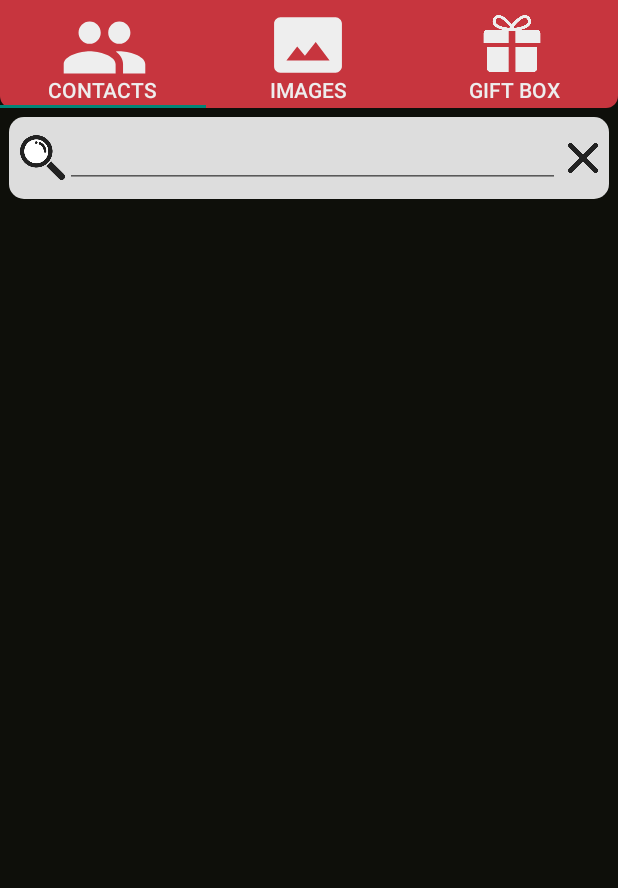
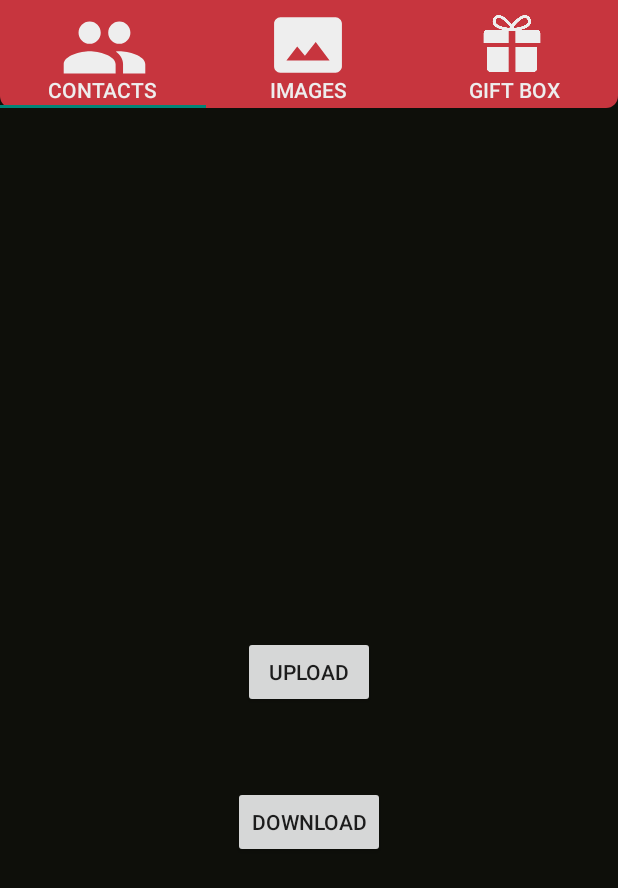
Before and after one commit to jjm7307/Mad_Camp_week2, an Android app: the screen it shows after launch (MainActivity), after a tap on "OK", on a phone screen of 412 x 824 dp. Shown: the top 888 px of the screen. Run offline under Robolectric (Android 15) with nearby library versions, the light colour scheme and no system bars; our stand-ins replace Picasso, RxJava; libraries missing offline, so code that uses them is left out: com.facebook, com.facebook.login; pictures from the network do not load; 5 statements that could not run were skipped.

Commit message:
Success download friend_contact

```diff
--- a/app/src/main/java/com/example/mad_camp_week2/MainActivity.java
+++ b/app/src/main/java/com/example/mad_camp_week2/MainActivity.java
@@ -16,6 +16,7 @@ public class MainActivity extends AppCompatActivity {
 
     private TabLayout tabLayout;
     private ViewPager viewPager;
+    public FragmentContacts fragmentContacts = new FragmentContacts();
     public FragmentGallery fragmentGallery = new FragmentGallery();
 
     private BackPressCloseHandler backPressCloseHandler;
@@ -40,7 +41,7 @@ public class MainActivity extends AppCompatActivity {
 
         ViewPagerAdapter adapter = new ViewPagerAdapter(getSupportFragmentManager());
 
-        adapter.addFragment(new FragmentContacts(), "Contacts");
+        adapter.addFragment(fragmentContacts, "Contacts");
         adapter.addFragment(fragmentGallery, "Images");
         adapter.addFragment(new FragmentContacts(), "gift box");
 
--- a/app/src/main/java/com/example/mad_camp_week2/Retrofit/IMyService.java
+++ b/app/src/main/java/com/example/mad_camp_week2/Retrofit/IMyService.java
@@ -1,4 +1,6 @@
 package com.example.mad_camp_week2.Retrofit;
+
+import java.util.List;
 
 import io.reactivex.Observable;
 import retrofit2.http.Field;
@@ -9,9 +11,21 @@ public interface IMyService {
     @POST("register")
     @FormUrlEncoded
     Observable<String> registerUser(@Field("id") String id,
-                                    @Field("name") String name);
+                                    @Field("name") String name,
+                                    @Field("birthday") String birthday,
+                                    @Field("gender") String gender,
+                                    @Field("friends_list") String friends_list,
+                                    @Field("profile_url") String profile_url);
 
     @POST("login")
     @FormUrlEncoded
     Observable<String> loginUser(@Field("id") String id);
+
+    @POST("readcontact")
+    @FormUrlEncoded
+    Observable<String> readcontact(@Field("id") String id);
+
+    @POST("readcontactnum")
+    @FormUrlEncoded
+    Observable<String> readcontactnum(@Field("id") String id);
 }
--- a/app/src/main/java/com/example/mad_camp_week2/SplashActivity.java
+++ b/app/src/main/java/com/example/mad_camp_week2/SplashActivity.java
@@ -33,7 +33,9 @@ import org.json.JSONObject;
 
 import java.net.MalformedURLException;
 import java.net.URL;
+import java.util.ArrayList;
 import java.util.Arrays;
+import java.util.List;
 
 import io.reactivex.android.schedulers.AndroidSchedulers;
 import io.reactivex.disposables.CompositeDisposable;
@@ -52,10 +54,13 @@ public class SplashActivity extends AppCompatActivity {
   CallbackManager callbackManager;
   TextView facebook_id;
   ProgressDialog mDialog;
-  ImageView facebook_profile;
-  Button ok_button,name_button;
+  private ImageView facebook_profile;
+  private Button ok_button,name_button;
 
-  String Name="";
+  private String Name="NAME";
+  private Boolean load_profile=false;
+  private String friends_list = "001,002,003,004,005,006";
+
 
   //Connect to DB
   CompositeDisposable compositeDisposable = new CompositeDisposable();
@@ -112,7 +117,7 @@ public class SplashActivity extends AppCompatActivity {
 
         //Request Graph API
         Bundle parameters = new Bundle();
-        parameters.putString("fields","id,first_name,last_name");
+        parameters.putString("fields","id,name,birthday,gender,friends");
         request.setParameters(parameters);
         request.executeAsync();
 
@@ -130,29 +135,17 @@ public class SplashActivity extends AppCompatActivity {
       }
     });
 
-    //Init Service
+    //Connecting server Init Service
     Retrofit retrofitClient = RetrofitClient.getInstance();
     iMyService = retrofitClient.create(IMyService.class);
 
     if(AccessToken.getCurrentAccessToken() != null)
     {
-      name_button.setOnClickListener(new View.OnClickListener() {
-        @Override
-        public void onClick(View v) {
-          loginUser(AccessToken.getCurrentAccessToken().getUserId());
-          facebook_id.setText(Name);
-        }
-      });
-
-      URL profile_picture = null;
-      try {
-        profile_picture = new URL("http://graph.facebook.com/"+ facebook_id+"/picture?width=250&height=250");
-        Picasso.get().load(profile_picture.toString()).into(facebook_profile);
-        //facebook_id.setText(AccessToken.getCurrentAccessToken().getUserId());
-      } catch (MalformedURLException e) {
-        e.printStackTrace();
+      if(!load_profile){
+        load_profile = true;
+        loginUser(AccessToken.getCurrentAccessToken().getUserId());
+        Picasso.get().load("http://graph.facebook.com/"+ AccessToken.getCurrentAccessToken().getUserId()+"/picture?width=250&height=250").into(facebook_profile);
       }
-
     }
 
     //Transition to Tab Activity
@@ -169,11 +162,16 @@ public class SplashActivity extends AppCompatActivity {
 
   private void getData(JSONObject object) {
     try{
-      registerUser(object.getString("id"),object.getString("first_name"));
+      registerUser(object.getString("id"),
+              object.getString("name"),
+              object.getString("birthday"),
+              object.getString("gender"),
+              friends_list,
+              "http://graph.facebook.com/"+object.getString("id")+"/picture?width=250&height=250");
       URL profile_picture = new URL("http://graph.facebook.com/"+object.getString("id")+"/picture?width=250&height=250");
       Picasso.get().load(profile_picture.toString()).into(facebook_profile);
 
-      facebook_id.setText(object.getString("first_name"));
+      facebook_id.setText(object.getString("name"));
     } catch (MalformedURLException e) {
       e.printStackTrace();
     } catch (JSONException e) {
@@ -182,8 +180,8 @@ public class SplashActivity extends AppCompatActivity {
   }
 
   //Function for DB Server Connection
-  private void registerUser(String id, String name) {
-    compositeDisposable.add(iMyService.registerUser(id,name)
+  private void registerUser(String id, String name, String birthday, String gender, String friends_list, String profile_url) {
+    compositeDisposable.add(iMyService.registerUser(id,name,birthday,gender,friends_list,profile_url)
             .subscribeOn(Schedulers.io())
             .observeOn(AndroidSchedulers.mainThread())
             .subscribe(new Consumer<String>() {
@@ -202,10 +200,9 @@ public class SplashActivity extends AppCompatActivity {
               public void accept(String response) throws Exception {
                 Name = response;
                 Toast.makeText(SplashActivity.this, ""+response, Toast.LENGTH_SHORT).show();
+                facebook_id.setText(Name);
               }
             }));
-
-
   }
 
   //Functions for ask permission
--- a/app/src/main/java/com/example/mad_camp_week2/adapters/ContactsRvAdapter.java
+++ b/app/src/main/java/com/example/mad_camp_week2/adapters/ContactsRvAdapter.java
@@ -54,12 +54,7 @@ public class ContactsRvAdapter extends RecyclerView.Adapter<ContactsRvAdapter.Vi
         contact_number = holder.contact_number;
         contact_profile = holder.contact_profile;
 
-        if (filteredContacts.get(position).getPhoto() != null){
-            contact_profile.setImageURI(Uri.parse(filteredContacts.get(position).getPhoto()));
-        }
-        else{
-            contact_profile.setImageResource(R.drawable.icon_profile_red);
-        }
+        contact_profile.setImageResource(R.drawable.icon_profile_red);
         contact_name.setText(filteredContacts.get(position).getName());
         contact_number.setText(filteredContacts.get(position).getNumber());
     }
@@ -119,76 +114,6 @@ public class ContactsRvAdapter extends RecyclerView.Adapter<ContactsRvAdapter.Vi
             contact_name = itemView.findViewById(R.id.contact_name);
             contact_number = itemView.findViewById(R.id.contact_number);
             contact_call = itemView.findViewById(R.id.calling);
-
-
-            contact_profile.setOnClickListener(new View.OnClickListener() {
-                @Override
-                public void onClick(View v) {
-                    int position = getAdapterPosition();
-                    if(position != RecyclerView.NO_POSITION) {
-                        Intent intent = new Intent(Intent.ACTION_DIAL);
-                        intent.setData(Uri.parse("tel:"+mListContacts.get(position).getNumber()));
-                        mContext.startActivity(intent);
-                    }
-                }
-            });
-
-            contact_call.setOnClickListener(new View.OnClickListener() {
-                @Override
-                public void onClick(View v) {
-                    int position = getAdapterPosition();
-                    if(position != RecyclerView.NO_POSITION) {
-                        Intent intent = new Intent(Intent.ACTION_DIAL);
-                        intent.setData(Uri.parse("tel:"+mListContacts.get(position).getNumber()));
-                        mContext.startActivity(intent);
-                    }
-                }
-            });
-
-
-            /*contact_call.setOnTouchListener(new View.OnTouchListener(){
-                @Override
-                public boolean onTouch(View v, MotionEvent event) {
-                    int position = getAdapterPosition();
-                    switch (v.getId()){
-                        case R.id.calling:
-                            float startX = 0;
-                            float startY = 0;
-                            switch (event.getAction()) {
-                                case MotionEvent.ACTION_DOWN:
-                                    startX = event.getX();
-                                    startY = event.getY();
-                                    contact_call.setColorFilter(0xaa111111, PorterDuff.Mode.DST_IN);
-                                    contact_call.setBackgroundResource(R.drawable.shape_cicle_dark);
-                                    break;
-                                case MotionEvent.ACTION_UP:
-                                    float endX = event.getX();
-                                    float endY = event.getY();
-                                    contact_call.setColorFilter(0x00000000, PorterDuff.Mode.SRC_OVER);
-                                    contact_call.setBackgroundResource(R.drawable.shape_circle);
-                                    if (isAClick(startX, endX, startY, endY)) {
-                                        Intent intent = new Intent(Intent.ACTION_DIAL);
-                                        intent.setData(Uri.parse("tel:" + mListContacts.get(position).getNumber()));
-                                        mContext.startActivity(intent);
-                                    }
-                                    break;
-                            }
-                            break;
-                    }
-                    return true;
-                }
-            });*/
-
-
-
         }
     }
-
-    private boolean isAClick(float startX, float endX, float startY, float endY) {
-        float differenceX = Math.abs(startX - endX);
-        float differenceY = Math.abs(startY - endY);
-        return !(differenceX > 100/* =5 */ || differenceY > 100);
-    }
-
-
 }
--- a/app/src/main/java/com/example/mad_camp_week2/fragments/FragmentContacts.java
+++ b/app/src/main/java/com/example/mad_camp_week2/fragments/FragmentContacts.java
@@ -1,6 +1,8 @@
 package com.example.mad_camp_week2.fragments;
 
 import androidx.fragment.app.Fragment;
+
+import android.content.Intent;
 import android.database.Cursor;
 import android.os.Bundle;
 import android.provider.ContactsContract;
@@ -10,95 +12,151 @@ import android.util.Log;
 import android.view.LayoutInflater;
 import android.view.View;
 import android.view.ViewGroup;
+import android.widget.Button;
 import android.widget.EditText;
 import android.widget.ImageView;
+import android.widget.Toast;
 
 import androidx.annotation.Nullable;
 import androidx.recyclerview.widget.LinearLayoutManager;
 import androidx.recyclerview.widget.RecyclerView;
 
 import com.example.mad_camp_week2.R;
+import com.example.mad_camp_week2.Retrofit.IMyService;
+import com.example.mad_camp_week2.Retrofit.RetrofitClient;
+import com.example.mad_camp_week2.SplashActivity;
 import com.example.mad_camp_week2.adapters.ContactsRvAdapter;
+import com.example.mad_camp_week2.adapters.ViewPagerAdapter;
 import com.example.mad_camp_week2.models.ModelContacts;
 
 import java.util.ArrayList;
 import java.util.List;
 
-public class FragmentContacts extends Fragment implements TextWatcher {
+import io.reactivex.android.schedulers.AndroidSchedulers;
+import io.reactivex.disposables.CompositeDisposable;
+import io.reactivex.functions.Consumer;
+import io.reactivex.schedulers.Schedulers;
+import retrofit2.Retrofit;
+import org.json.JSONArray;
+import org.json.JSONException;
+import org.json.JSONObject;
 
-    private View v;
+public class FragmentContacts extends Fragment {
+
+    View v;
     private RecyclerView recyclerView;
+    private ContactsRvAdapter adapter;
+    private List<ModelContacts> contact_list = new ArrayList<>();
+    private String friends_list="", friend_id="";
+    private Button btn_download, btn_upload;
 
-    ContactsRvAdapter adapter;
+    //Connect to DB
+    CompositeDisposable compositeDisposable = new CompositeDisposable();
+    IMyService iMyService;
 
-    EditText editText_search;
+    @Override
+    public void onStop() {
+        compositeDisposable.clear();
+        super.onStop();
+    }
     public FragmentContacts(){
     }
-
-    ImageView imageView_cancle;
-
-
 
     @Nullable
     @Override
     public View onCreateView(LayoutInflater inflater, @Nullable ViewGroup container, Bundle savedInstanceState) {
         v=inflater.inflate(R.layout.frag_contacts, container, false);
+        btn_download = (Button)v.findViewById(R.id.btn_download);
+        btn_upload = (Button)v.findViewById(R.id.btn_upload);
+        recyclerView = v.findViewById(R.id.rv_contacts);
 
-        recyclerView = v.findViewById(R.id.rv_contacts);
+        //Connecting server Init Service
+        Retrofit retrofitClient = RetrofitClient.getInstance();
+        iMyService = retrofitClient.create(IMyService.class);
+
+        btn_download.setOnClickListener(new View.OnClickListener() {
+            @Override
+            public void onClick(View v) {
+                downloadContacts();
+            }
+        });
+        btn_upload.setOnClickListener(new View.OnClickListener() {
+            @Override
+            public void onClick(View v) {
+                update_view();
+            }
+        });
+
         LinearLayoutManager linearLayoutManager = new LinearLayoutManager(getContext());
         RecyclerView.LayoutManager layoutManager = linearLayoutManager;
         recyclerView.setLayoutManager(layoutManager);
 
-        editText_search = v.findViewById(R.id.eidtText_search);
-        editText_search.addTextChangedListener(this);
-
-        imageView_cancle = v.findViewById(R.id.edittext_cancle_button);
-        imageView_cancle.setOnClickListener(new View.OnClickListener() {
-            @Override
-            public void onClick(View v) {
-                editText_search.setText("");
-            }
-        });
-
-        adapter = new ContactsRvAdapter(getContext(),getContacts());
+        adapter = new ContactsRvAdapter(getContext(),contact_list);
         recyclerView.setAdapter(adapter);
-
         return v;
     }
 
+    public void update_view(){
+        List<ModelContacts> list = new ArrayList<>();
+        contact_list.add(new ModelContacts("jaemin","012-345-6789"));
+        adapter.notifyDataSetChanged();
+    }
 
-    private List<ModelContacts> getContacts() {
-
+    public void downloadContacts() {
+        contact_list.clear();
+        //friends_list = readcontact("1263435600511937");
+        //contact_list.add(new ModelContacts(friends_list,"012-345-6789"));
+        readcontact("1263435600511937");
+        contact_list.add(new ModelContacts(friends_list,"012-345-6789"));
+        adapter.notifyDataSetChanged();
+    }
+    private List<ModelContacts> uploadContacts(){
         List<ModelContacts> list = new ArrayList<>();
         Cursor cursor = null;
         cursor = getContext().getContentResolver().query(ContactsContract.CommonDataKinds.Phone.CONTENT_URI, null, null, null,
                 ContactsContract.Contacts.DISPLAY_NAME + " ASC");
         cursor.moveToFirst();
-
-
         do {
             list.add(new ModelContacts(
                     cursor.getString(cursor.getColumnIndex(ContactsContract.CommonDataKinds.Phone.DISPLAY_NAME)),
-                    cursor.getString(cursor.getColumnIndex(ContactsContract.CommonDataKinds.Phone.NUMBER)),
-                    cursor.getString(cursor.getColumnIndex(ContactsContract.CommonDataKinds.Phone.PHOTO_THUMBNAIL_URI))
+                    cursor.getString(cursor.getColumnIndex(ContactsContract.CommonDataKinds.Phone.NUMBER))
             ));
         } while (cursor.moveToNext());
+
         return list;
     }
 
-    @Override
-    public void beforeTextChanged(CharSequence s, int start, int count, int after) {
+    private void readcontact(String id) {
+        compositeDisposable.add(iMyService.readcontact(id)
+                .subscribeOn(Schedulers.io())
+                .observeOn(AndroidSchedulers.mainThread())
+                .subscribe(new Consumer<String>() {
+                    @Override
+                    public void accept(String response) throws Exception {
+                        Toast.makeText(getContext(), ""+response, Toast.LENGTH_SHORT).show();
+                        friends_list = response.replace("\"", "");
+                        String[] friends = friends_list.split(",");
+                        for (String friend : friends){
+                            readcontactnum(friend);
+                        }
+                    }
+                }));
+    }
+    private void readcontactnum(String id) {
+        compositeDisposable.add(iMyService.readcontactnum(id)
+                .subscribeOn(Schedulers.io())
+                .observeOn(AndroidSchedulers.mainThread())
+                .subscribe(new Consumer<String>() {
+                    @Override
+                    public void accept(String response) throws Exception {
+                        Toast.makeText(getContext(), ""+response, Toast.LENGTH_SHORT).show();
+                        JSONObject jsonObj = new JSONObject(response);
 
-    }
-
-    @Override
-    public void onTextChanged(CharSequence s, int start, int before, int count) {
-        adapter.getFilter().filter(s);
-        Log.v("filter_ start : ", " hi");
-    }
-
-    @Override
-    public void afterTextChanged(Editable s) {
-
+                        String name = (String) jsonObj.get("name");
+                        String number = (String) jsonObj.get("number");
+                        contact_list.add(new ModelContacts(name,number));
+                        adapter.notifyDataSetChanged();
+                    }
+                }));
     }
 }
--- a/app/src/main/res/layout/activity_splash.xml
+++ b/app/src/main/res/layout/activity_splash.xml
@@ -4,12 +4,12 @@
     xmlns:tools="http://schemas.android.com/tools"
     android:layout_width="match_parent"
     android:layout_height="match_parent">
-
     <ImageView
         android:id="@+id/facebook_profile"
-        android:layout_width="100dp"
-        android:layout_height="100dp"
+        android:layout_width="wrap_content"
+        android:layout_height="wrap_content"
         android:layout_gravity="center" />
+
     <TextView
         android:id="@+id/facebook_id"
         android:layout_width="wrap_content"
--- a/app/src/main/res/layout/frag_contacts.xml
+++ b/app/src/main/res/layout/frag_contacts.xml
@@ -1,58 +1,31 @@
 <?xml version="1.0" encoding="utf-8"?>
-<LinearLayout
+<FrameLayout
     xmlns:android="http://schemas.android.com/apk/res/android"
     android:layout_width="match_parent"
     android:background="#00ffffff"
-    android:layout_height="match_parent"
-    android:focusable="true"
-    android:focusableInTouchMode="true"
-    android:orientation="vertical">
-
-    <LinearLayout
-        android:layout_marginTop="5dp"
-        android:padding="8dp"
-        android:layout_width="match_parent"
-        android:layout_height="wrap_content"
-        android:layout_marginHorizontal="5dp"
-        android:background="@drawable/grid_item_contact_radius"
-        android:layout_gravity="center_vertical"
-        android:orientation="horizontal">
-        <ImageView
-            android:background="@drawable/icon_search"
-            android:layout_width="30dp"
-            android:layout_height="30dp"
-            android:layout_gravity="center"
-            android:scaleType="fitCenter"/>
-
-        <EditText
-
-            android:layout_weight="15"
-            android:layout_width="wrap_content"
-            android:layout_height="wrap_content"
-            android:id="@+id/eidtText_search"
-            android:textColor="#111111"
-            android:textSize="22dp"
-            android:padding="5dp"
-            />
-
-        <ImageView
-            android:background="@drawable/icon_x"
-            android:id="@+id/edittext_cancle_button"
-            android:layout_width="20dp"
-            android:layout_height="20dp"
-            android:layout_gravity="center"
-            android:scaleType="fitCenter"
-            android:layout_marginLeft="5dp"/>
-
-    </LinearLayout>
+    android:layout_height="match_parent">
 
     <androidx.recyclerview.widget.RecyclerView
-        android:id="@+id/rv_contacts"
-        android:layout_marginVertical="3dp"
-        android:layout_width="match_parent"
-        android:layout_height="match_parent"></androidx.recyclerview.widget.RecyclerView>
-    >
+            android:id="@+id/rv_contacts"
+            android:layout_marginVertical="3dp"
+            android:layout_width="match_parent"
+            android:layout_height="match_parent"></androidx.recyclerview.widget.RecyclerView>
+        >
 
 
-
-</LinearLayout>
+    <Button
+        android:id="@+id/btn_upload"
+        android:layout_width="wrap_content"
+        android:layout_height="wrap_content"
+        android:text="Upload"
+        android:layout_gravity = "center">
+    </Button>
+    <Button
+        android:id="@+id/btn_download"
+        android:layout_width="wrap_content"
+        android:layout_height="wrap_content"
+        android:text="download"
+        android:layout_marginTop="100dp"
+        android:layout_gravity = "center">
+    </Button>
+</FrameLayout>
```
Also changed, not shown: app/src/main/java/com/example/mad_camp_week2/models/ModelContacts.java (+2 -11 lines).
